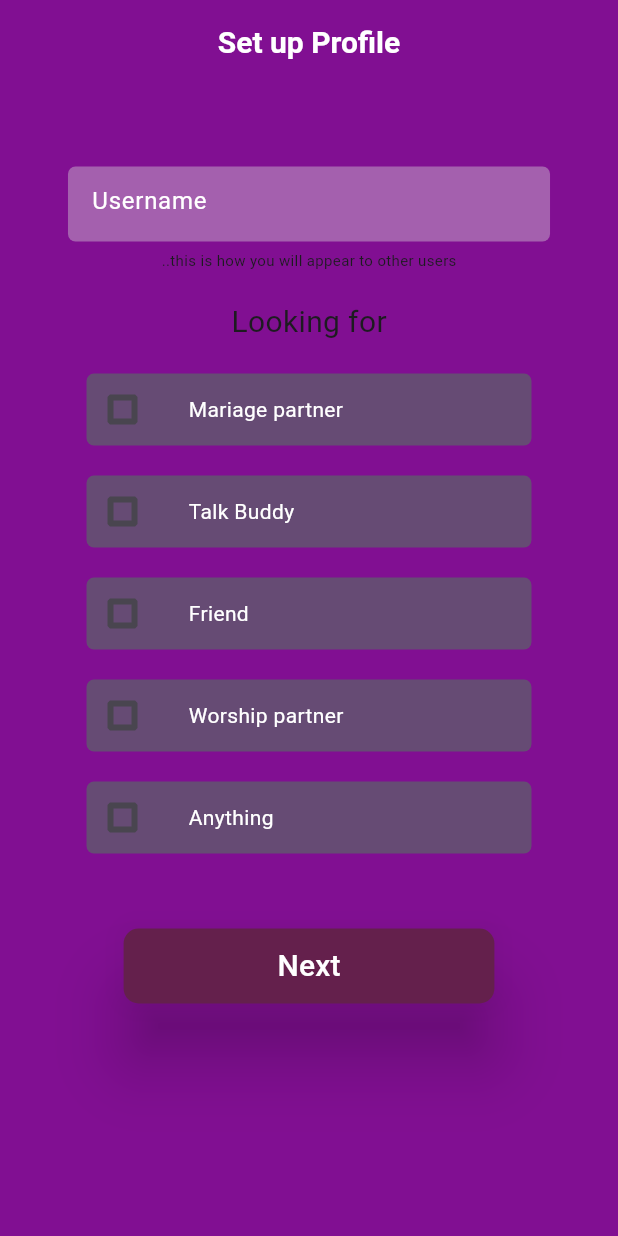
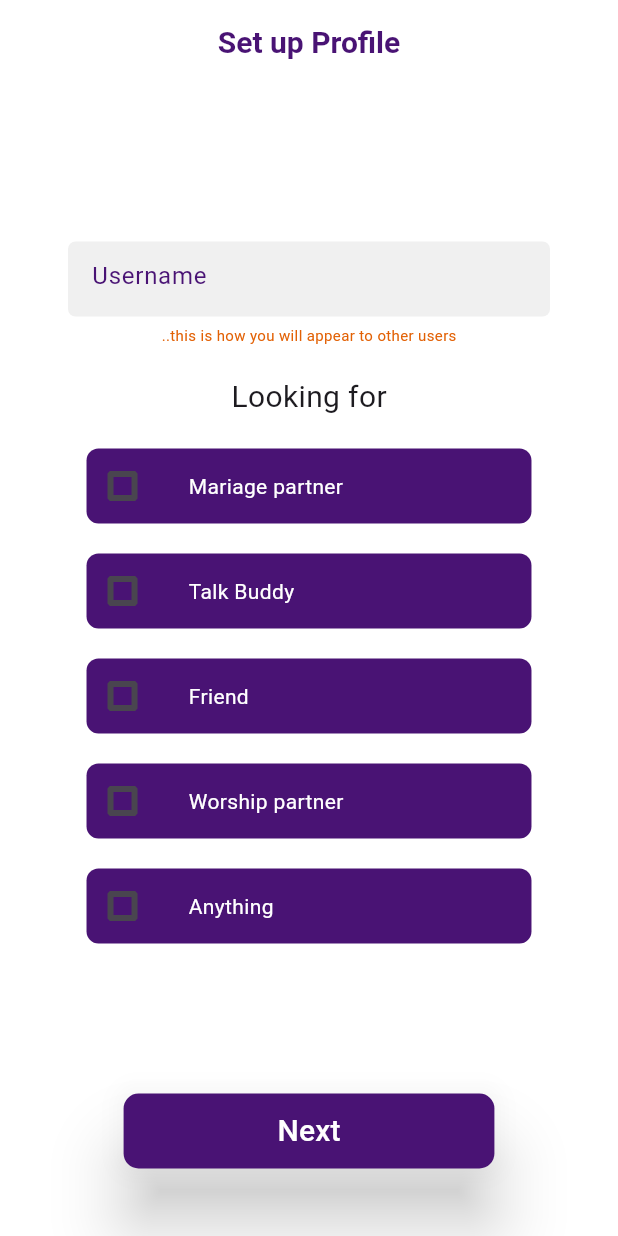
Before and after one commit to NewtonMaluvana/christian_dating_app, a Flutter app: the screen it shows after launch, on a phone screen of 412 x 824 dp. Run offline on Flutter 3.47's test engine with Material 3 defaults, Android fonts, the phone set to English and light mode, and no system bars; our stand-ins replace gap, get, google_fonts, hugeicons.

```diff
--- a/lib/Buttons/btncheckbox.dart
+++ b/lib/Buttons/btncheckbox.dart
@@ -26,17 +26,12 @@ class _CheckBoxState extends State<BtnCheckBox> {
   bool checked = false;
   @override
   Widget build(BuildContext context) {
-    return InkWell(
-      onTap: () {
-        setState(() {
-          checked != checked;
-        });
-      },
-      child: Container(
+    return Container(
       width: widget.width * 1.2,
+      height: 50,
       decoration: BoxDecoration(
-          color: color.checBoxColor,
-          borderRadius: BorderRadius.circular(5),
+        color: color.btnColor,
+        borderRadius: BorderRadius.circular(8),
       ),
       child: Row(
         mainAxisAlignment: MainAxisAlignment.start,
@@ -64,7 +59,6 @@ class _CheckBoxState extends State<BtnCheckBox> {
           ),
         ],
       ),
-      ),
     );
   }
 }
--- a/lib/Buttons/button.dart
+++ b/lib/Buttons/button.dart
@@ -32,7 +32,7 @@ class _ButtonState extends State<Button> {
         onPressed: () {},
         child: Text(
           widget.text,
-          style: TextStyle(fontSize: widget.size, color: color.colorText2),
+          style: TextStyle(fontSize: widget.size, color: color.colorText1),
         ),
       ),
     );
--- a/lib/colors/colors.dart
+++ b/lib/colors/colors.dart
@@ -1,13 +1,15 @@
 import 'package:flutter/material.dart';
 
 class color {
-  static Color bgColor = const Color.fromARGB(255, 129, 15, 146);
+  static Color bgColor = const Color.fromARGB(255, 255, 255, 255);
+
   static Color colorInput = const Color.fromARGB(102, 217, 217, 217);
-  static Color colorText1 = Colors.black;
-  static Color colorText2 = Colors.white;
+  static Color colorText1 = const Color.fromARGB(255, 255, 255, 255);
+  static Color colorText2 = const Color.fromARGB(255, 73, 19, 116);
   static Color colorText3 = const Color.fromARGB(255, 226, 97, 5);
   static Color checkColor1 = const Color.fromARGB(255, 226, 97, 5);
   static Color checkColor2 = const Color.fromARGB(255, 5, 93, 226);
-  static Color checBoxColor = const Color.fromARGB(255, 102, 75, 116);
-  static Color btnColor = const Color.fromARGB(255, 100, 32, 76);
+  static Color checBoxColor = const Color.fromARGB(149, 137, 54, 179);
+
+  static Color btnColor = const Color.fromARGB(255, 73, 19, 116);
 }
--- a/lib/pages/setup_profile.dart
+++ b/lib/pages/setup_profile.dart
@@ -56,7 +56,7 @@ class _SetupNameState extends State<SetupName> {
       ),
       backgroundColor: color.bgColor,
       body: SingleChildScrollView(
-        padding: EdgeInsets.only(top: 50),
+        padding: EdgeInsets.only(top: 100),
         child: Center(
           child: Column(
             crossAxisAlignment: CrossAxisAlignment.center,
@@ -70,7 +70,10 @@ class _SetupNameState extends State<SetupName> {
               ),
               Text(
                 "..this is how you will appear to other users",
-                style: GoogleFonts.kronaOne(fontSize: fSize * 0.5),
+                style: GoogleFonts.kronaOne(
+                  fontSize: fSize * 0.5,
+                  color: color.colorText3,
+                ),
               ),
               Gap(20),
               Text("Looking for", style: GoogleFonts.kronaOne(fontSize: fSize)),
@@ -92,7 +95,7 @@ class _SetupNameState extends State<SetupName> {
               ),
               Gap(20),
               BtnCheckBox(Text: "Anything", size: fSize, width: btnWidth),
-              Gap(50),
+              Gap(100),
               Button(text: "Next", width: btnWidth, size: fSize),
             ],
           ),
--- a/pubspec.yaml
+++ b/pubspec.yaml
@@ -40,6 +40,7 @@ dependencies:
   get: ^4.7.2
   gap: ^3.0.1
   flutter_screenutil: ^5.9.3
+  linear_progress_bar: ^1.2.0
 
 dev_dependencies:
   flutter_test:
```
Also changed, not shown: pubspec.lock. Lines whose indentation alone changed are shown as unchanged.
